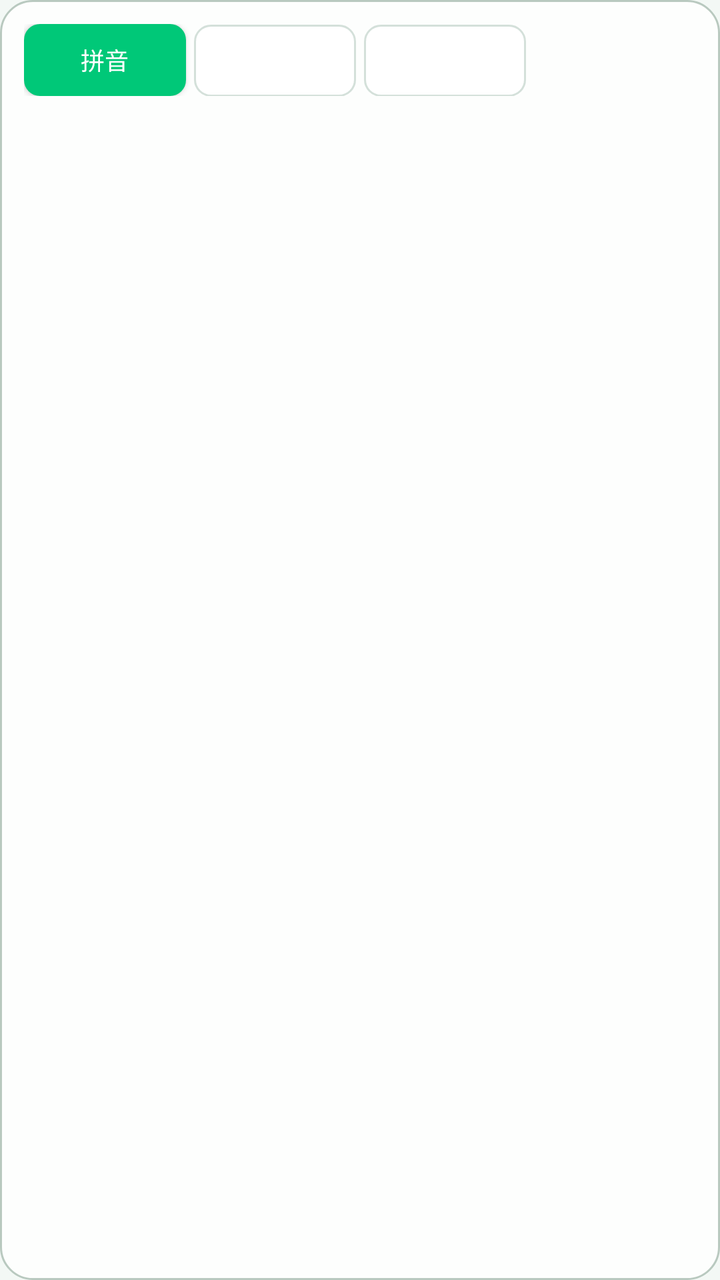
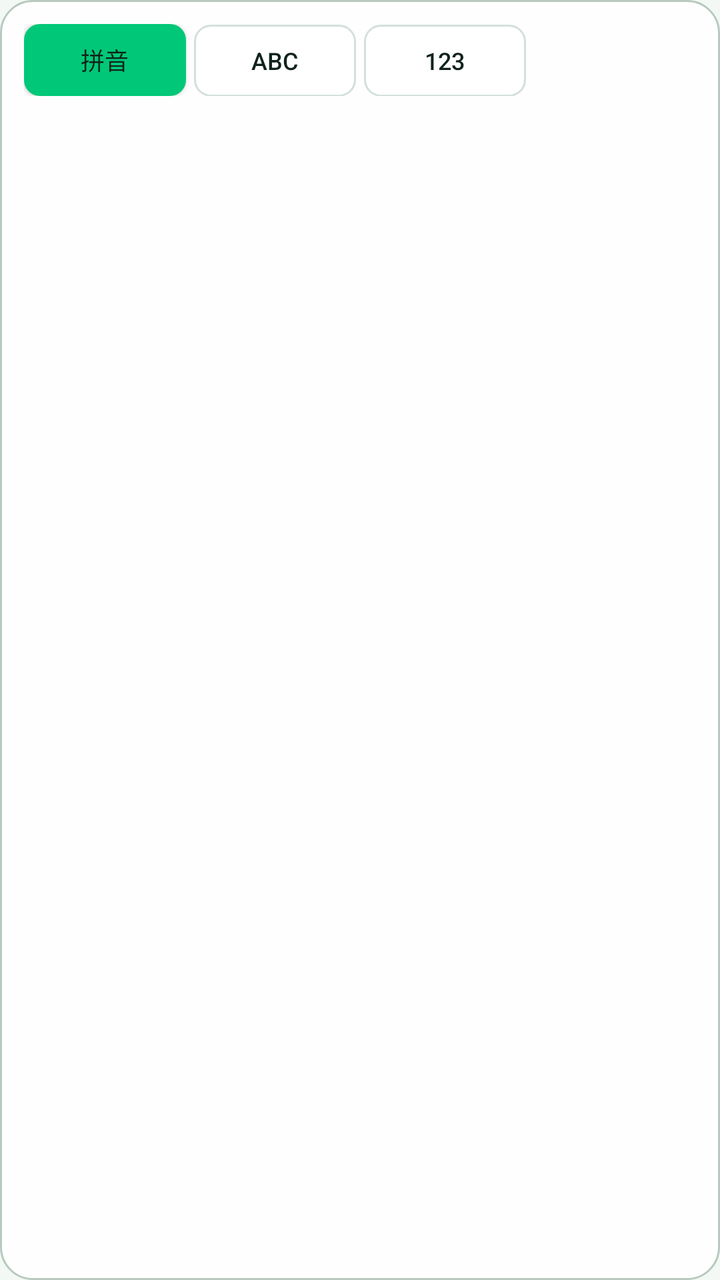

An Android layout rendered at two revisions. The XML below is the earlier revision; the diff shows what the commit changed to produce the second picture.
<!-- AndroidManifest.xml: application theme AppTheme.NoActionBar -->
<!-- res/layout/view_keyboard_popup.xml -->
<?xml version="1.0" encoding="utf-8"?>
<LinearLayout xmlns:android="http://schemas.android.com/apk/res/android"
    android:layout_width="match_parent"
    android:layout_height="wrap_content"
    android:orientation="vertical"
    android:background="@drawable/bg_keyboard_popup"
    android:padding="12dp">

    <LinearLayout
        android:id="@+id/layoutTipSuggestions"
        android:layout_width="match_parent"
        android:layout_height="wrap_content"
        android:orientation="horizontal"
        android:visibility="gone"
        android:paddingBottom="6dp">

        <androidx.recyclerview.widget.RecyclerView
            android:id="@+id/rvTipSuggestions"
            android:layout_width="0dp"
            android:layout_height="36dp"
            android:layout_weight="1" />

        <ImageButton
            android:id="@+id/btnCloseTips"
            android:layout_width="28dp"
            android:layout_height="28dp"
            android:background="@drawable/bg_keyboard_key_action"
            android:src="@drawable/ic_close"
            android:scaleType="centerInside"
            android:padding="4dp"
            android:focusable="true" />
    </LinearLayout>

    <LinearLayout
        android:id="@+id/layoutModeSwitch"
        android:layout_width="match_parent"
        android:layout_height="wrap_content"
        android:orientation="horizontal"
        android:layout_marginBottom="6dp">

        <Button
            android:id="@+id/btnModePinYin"
            android:layout_width="0dp"
            android:layout_height="36dp"
            android:layout_weight="1"
            android:layout_marginEnd="4dp"
            android:background="@drawable/bg_keyboard_key_action"
            android:text="拼音"
            android:textColor="@android:color/white"
            android:textSize="12sp"
            android:focusable="true" />

        <Button
            android:id="@+id/btnModeAbc"
            android:layout_width="0dp"
            android:layout_height="36dp"
            android:layout_weight="1"
            android:layout_marginEnd="4dp"
            android:background="@drawable/bg_keyboard_key"
            android:text="abc"
            android:textColor="@android:color/white"
            android:textSize="12sp"
            android:focusable="true" />

        <Button
            android:id="@+id/btnMode123"
            android:layout_width="0dp"
            android:layout_height="36dp"
            android:layout_weight="1"
            android:layout_marginEnd="4dp"
            android:background="@drawable/bg_keyboard_key"
            android:text="123"
            android:textColor="@android:color/white"
            android:textSize="12sp"
            android:focusable="true" />

        <View
            android:layout_width="0dp"
            android:layout_height="36dp"
            android:layout_weight="1" />
    </LinearLayout>

    <LinearLayout
        android:id="@+id/layoutKeyboardContent"
        android:layout_width="match_parent"
        android:layout_height="wrap_content"
        android:orientation="vertical">

        <LinearLayout
            android:id="@+id/layoutRow1"
            android:layout_width="match_parent"
            android:layout_height="wrap_content"
            android:orientation="horizontal"
            android:layout_marginBottom="4dp" />

        <LinearLayout
            android:id="@+id/layoutRow2"
            android:layout_width="match_parent"
            android:layout_height="wrap_content"
            android:orientation="horizontal"
            android:layout_marginBottom="4dp"
            android:paddingStart="16dp"
            android:paddingEnd="16dp" />

        <LinearLayout
            android:id="@+id/layoutRow3"
            android:layout_width="match_parent"
            android:layout_height="wrap_content"
            android:orientation="horizontal"
            android:layout_marginBottom="4dp" />

        <LinearLayout
            android:id="@+id/layoutRow4"
            android:layout_width="match_parent"
            android:layout_height="wrap_content"
            android:orientation="horizontal" />
    </LinearLayout>
</LinearLayout>
<!-- resources referenced by this layout -->
<resources>
  <!-- drawable bg_keyboard_key_action (drawable) -->
  <?xml version="1.0" encoding="utf-8"?>
  <selector xmlns:android="http://schemas.android.com/apk/res/android">
      <item android:state_pressed="true">
          <shape android:shape="rectangle">
              <solid android:color="@color/lx_brand_pressed" />
              <corners android:radius="8dp" />
          </shape>
      </item>
      <item android:state_focused="true">
          <shape android:shape="rectangle">
              <solid android:color="@color/lx_brand" />
              <corners android:radius="8dp" />
              <stroke android:width="2dp" android:color="@color/lx_focus_ring" />
          </shape>
      </item>
      <item>
          <shape android:shape="rectangle">
              <solid android:color="@color/lx_brand" />
              <corners android:radius="8dp" />
          </shape>
      </item>
  </selector>
  <!-- drawable bg_keyboard_popup (drawable) -->
  <?xml version="1.0" encoding="utf-8"?>
  <shape xmlns:android="http://schemas.android.com/apk/res/android"
      android:shape="rectangle">
      <solid android:color="@color/lx_bg_panel" />
      <corners android:radius="16dp" />
      <stroke android:width="1dp" android:color="@color/lx_border_strong" />
  </shape>
  <!-- drawable ic_close (drawable) -->
  <vector xmlns:android="http://schemas.android.com/apk/res/android"
      android:width="24dp"
      android:height="24dp"
      android:viewportWidth="24.0"
      android:viewportHeight="24.0">
      <path
          android:fillColor="#FFFFFFFF"
          android:pathData="M19,6.41L17.59,5 12,10.59 6.41,5 5,6.41 10.59,12 5,17.59 6.41,19 12,13.41 17.59,19 19,17.59 13.41,12z"/>
  </vector>
  <style name="AppTheme.NoActionBar" parent="AppTheme">
          <item name="windowActionBar">false</item>
          <item name="windowNoTitle">true</item>
          <item name="android:windowBackground">@color/lx_bg_canvas</item>
      </style>
  <color name="lx_brand_pressed">#00A965</color>
  <color name="lx_bg_focus">#DFF8ED</color>
  <color name="lx_focus_ring">#00A965</color>
  <color name="lx_bg_panel">#D9FFFFFF</color>
  <color name="lx_border">#6694B2A2</color>
  <color name="lx_brand">#00C878</color>
  <color name="lx_border_strong">#9990A99A</color>
  <style name="AppTheme" parent="Theme.AppCompat">
          <item name="colorPrimary">@color/colorPrimary</item>
          <item name="colorPrimaryDark">@color/colorPrimaryDark</item>
          <item name="colorAccent">@color/colorAccent</item>
          <item name="android:colorAccent">@color/lx_brand</item>
          <item name="android:windowBackground">@color/lx_bg_canvas</item>
          <item name="android:navigationBarColor">@color/lx_bg_canvas</item>
          <item name="android:statusBarColor">@color/lx_bg_canvas</item>
          <item name="android:windowLightNavigationBar">true</item>
          <item name="android:windowLightStatusBar">true</item>
          <item name="android:textColorPrimary">@color/lx_text_primary</item>
          <item name="android:textColorSecondary">@color/lx_text_secondary</item>
          <item name="android:windowActionModeOverlay">true</item>
      </style>
  <color name="lx_bg_canvas">#F3F8F5</color>
  <color name="colorPrimary">@color/lx_brand</color>
  <color name="colorPrimaryDark">@color/lx_brand_pressed</color>
  <color name="colorAccent">@color/lx_brand</color>
  <color name="lx_text_primary">#10231B</color>
  <color name="lx_text_secondary">#4B685A</color>
  <!-- unchanged entries left out for length: 1 -->
</resources>

<!-- the commit's change to res/layout/view_keyboard_popup.xml (unified diff, before → after) -->
@@ -46,7 +46,7 @@
             android:layout_marginEnd="4dp"
             android:background="@drawable/bg_keyboard_key_action"
             android:text="拼音"
-            android:textColor="@android:color/white"
+            android:textColor="@color/lx_text_primary"
             android:textSize="12sp"
             android:focusable="true" />
 
@@ -58,7 +58,7 @@
             android:layout_marginEnd="4dp"
             android:background="@drawable/bg_keyboard_key"
             android:text="abc"
-            android:textColor="@android:color/white"
+            android:textColor="@color/lx_text_primary"
             android:textSize="12sp"
             android:focusable="true" />
 
@@ -70,7 +70,7 @@
             android:layout_marginEnd="4dp"
             android:background="@drawable/bg_keyboard_key"
             android:text="123"
-            android:textColor="@android:color/white"
+            android:textColor="@color/lx_text_primary"
             android:textSize="12sp"
             android:focusable="true" />
 
